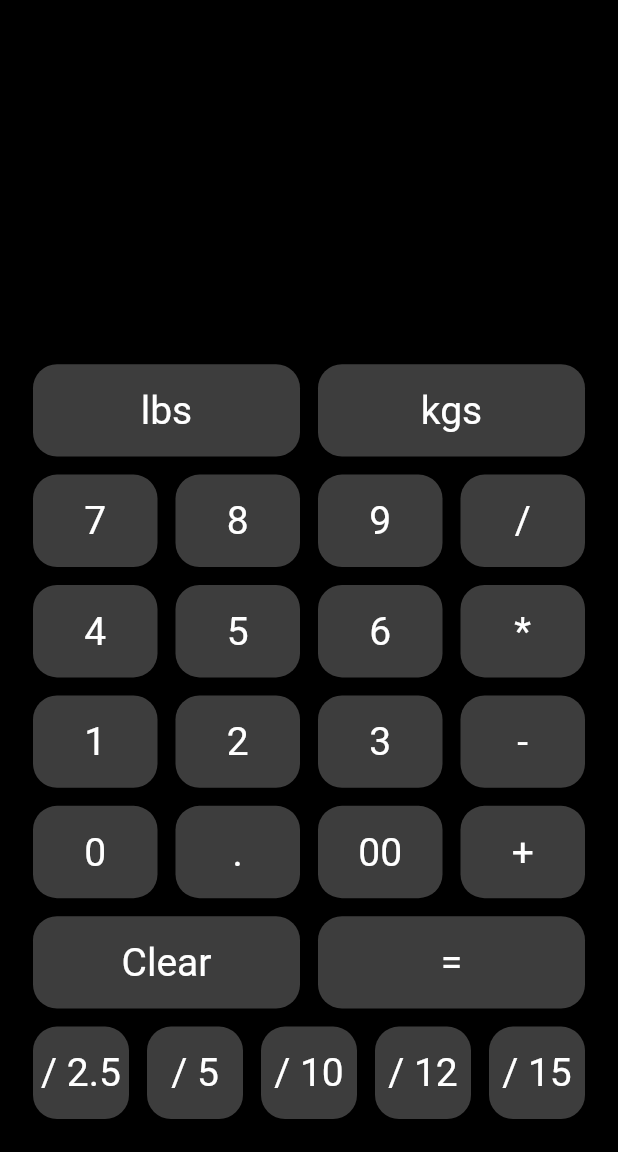
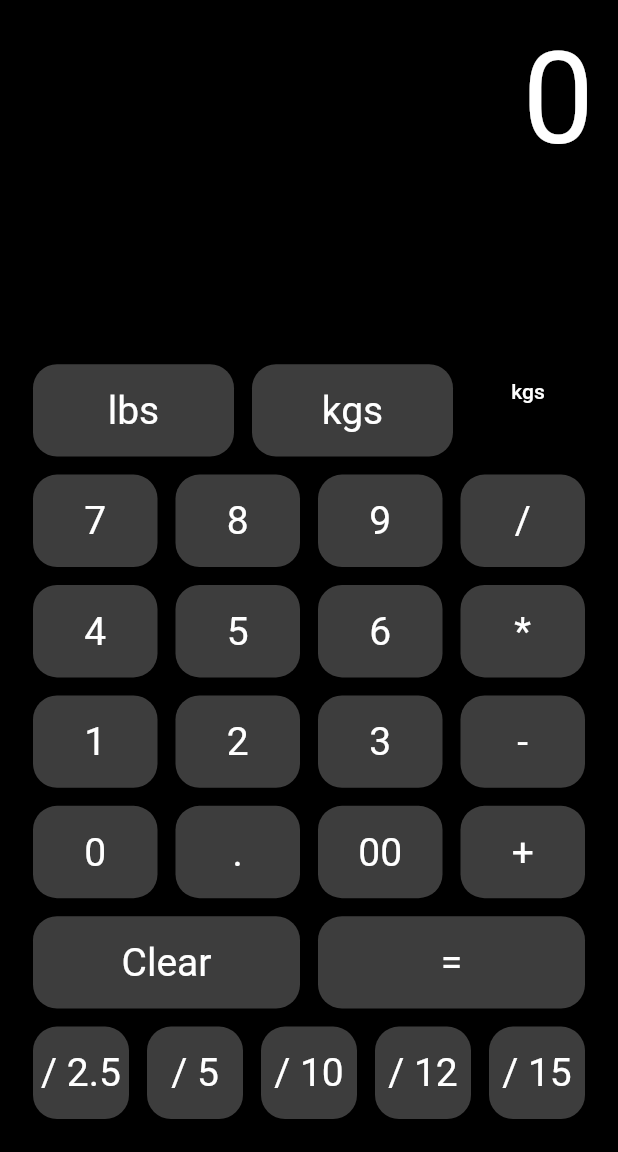
Before and after one commit to CBennett15/WeightCalculatorFlutter, a Flutter app: the screen it shows after launch, on a phone screen of 412 x 824 dp, the part 84-1236 px from its top. Run offline on Flutter 3.47's test engine with Material 2 defaults, Android fonts, the phone set to English and light mode, and no system bars.

Commit message:
add a default display with a tester kg button

```diff
--- a/lib/calculator.dart
+++ b/lib/calculator.dart
@@ -7,6 +7,10 @@ class Calculator extends StatefulWidget {
 }
 
 class CalculatorState extends State<Calculator> {
+  String result = "0";
+  String weight = 'kg';
+  String equation = "";
+
   @override
   Widget build(BuildContext context) {
     return new Scaffold(
@@ -25,6 +29,11 @@ class CalculatorState extends State<Calculator> {
                   Flexible(
                     flex: 3,
                     child: Container(
+                      child: Text(result,
+                          style: TextStyle(fontSize: 85.0),
+                          textAlign: TextAlign.right),
+                      height: double.infinity,
+                      width: double.infinity,
                       color: Colors.black,
                     ),
                   ),
@@ -45,6 +54,15 @@ class CalculatorState extends State<Calculator> {
                                 children: <Widget>[
                                   Flexible(flex: 1, child: Button("lbs")),
                                   Flexible(flex: 1, child: Button("kgs")),
+                                  MaterialButton(
+                                    child: Text("kgs"),
+                                    onPressed: () {
+                                      print('button pressed...');
+                                      setState(() {
+                                        result = "2";
+                                      });
+                                    },
+                                  )
                                 ],
                               ),
                             ),
```
